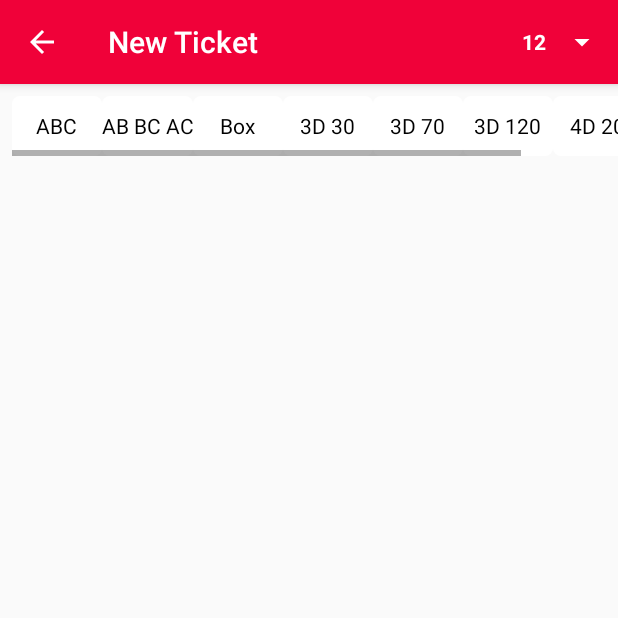
After one commit to ftipinfosol/Luckyboss, an Android app: the chatTypeNewTicketActivity screen opened directly, with no data from a screen before it, on a phone screen of 412 x 824 dp, the top half of it. The commit adds this screen. Run offline under Robolectric (Android 15) with nearby library versions, the phone set to English and light mode, and no system bars.

Commit message:
new design from customer

```diff
--- a/app/src/main/AndroidManifest.xml
+++ b/app/src/main/AndroidManifest.xml
@@ -45,6 +45,10 @@
             android:label="@string/title_activity_new_ticket"
             android:theme="@style/AppTheme.NoActionBar" />
         <activity
+            android:name=".chatTypeNewTicketActivity"
+            android:label="@string/title_activity_new_ticket"
+            android:theme="@style/AppTheme.NoActionBar" />
+        <activity
             android:name=".ticketsActivity"
             android:label="@string/title_activity_tickets"
             android:theme="@style/AppTheme.NoActionBar" />
--- /dev/null
+++ b/app/src/main/java/com/ftipinfosol/luckyboss/chatTypeNewTicketActivity.java
@@ -0,0 +1,63 @@
+package com.ftipinfosol.luckyboss;
+
+import android.os.Bundle;
+import android.support.v4.view.MenuItemCompat;
+import android.support.v7.app.AppCompatActivity;
+import android.support.v7.widget.Toolbar;
+import android.view.Menu;
+import android.view.MenuItem;
+import android.view.View;
+import android.widget.AdapterView;
+import android.widget.ArrayAdapter;
+import android.widget.Spinner;
+import android.widget.Toast;
+
+import java.util.Objects;
+
+public class chatTypeNewTicketActivity extends AppCompatActivity {
+
+    Spinner mySpinner;
+
+    @Override
+    protected void onCreate(Bundle savedInstance) {
+        super.onCreate(savedInstance);
+        setContentView(R.layout.chat_type_new_ticket);
+
+
+
+
+        Toolbar toolbar = findViewById(R.id.toolbar);
+        toolbar.setTitle("New Ticket");
+        setSupportActionBar(toolbar);
+
+        mySpinner = (Spinner) findViewById(R.id.spinner);
+
+        ArrayAdapter<String> myAdapter = new ArrayAdapter<String>(getApplicationContext(),
+                R.layout.spinner_item, getResources().getStringArray(R.array.timeslot));
+        myAdapter.setDropDownViewResource(android.R.layout.simple_spinner_dropdown_item);
+        mySpinner.setAdapter(myAdapter);
+
+        //Back icon <-
+        Objects.requireNonNull(getSupportActionBar()).setDisplayHomeAsUpEnabled(true);
+        getSupportActionBar().setDisplayShowHomeEnabled(true);
+
+        mySpinner.setOnItemSelectedListener(new AdapterView.OnItemSelectedListener() {
+            @Override
+            public void onItemSelected(AdapterView<?> adapterView, View view, int i, long l) {
+                Toast.makeText(getApplicationContext(),
+                        mySpinner.getSelectedItem().toString(),
+                        Toast.LENGTH_SHORT)
+                        .show();
+            }
+
+            @Override
+            public void onNothingSelected(AdapterView<?> adapterView) {
+
+            }
+        });
+
+
+    }
+
+
+}
--- a/app/src/main/java/com/ftipinfosol/luckyboss/homeActivity.java
+++ b/app/src/main/java/com/ftipinfosol/luckyboss/homeActivity.java
@@ -46,6 +46,13 @@ public class homeActivity extends AppCompatActivity {
         } catch (Exception e) {
             Log.e("homescreen", e.getMessage());
         }
+
+        try{
+            startActivity(new Intent(getApplicationContext(), chatTypeNewTicketActivity.class));
+        }
+        catch (Exception e){
+            Log.e("newticket",e.getMessage());
+        }
     }
 
     public void logout(View view) {
@@ -92,7 +99,7 @@ public class homeActivity extends AppCompatActivity {
     public void new_ticket(View view) {
         try {
 
-            startActivity(new Intent(getApplicationContext(), newTicketActivity.class));
+            startActivity(new Intent(getApplicationContext(), chatTypeNewTicketActivity.class));
         }
         catch (Exception e){
             Log.e("newticket",e.getMessage());
--- /dev/null
+++ b/app/src/main/res/layout/chat_type_new_ticket.xml
@@ -0,0 +1,34 @@
+<?xml version="1.0" encoding="utf-8"?>
+<android.support.design.widget.CoordinatorLayout xmlns:android="http://schemas.android.com/apk/res/android"
+    xmlns:app="http://schemas.android.com/apk/res-auto"
+    xmlns:tools="http://schemas.android.com/tools"
+    android:layout_width="match_parent"
+    android:layout_height="match_parent"
+    tools:context=".chatTypeNewTicketActivity">
+
+    <android.support.design.widget.AppBarLayout
+        android:layout_width="match_parent"
+        android:layout_height="wrap_content"
+        android:theme="@style/AppTheme.AppBarOverlay">
+
+        <android.support.v7.widget.Toolbar
+            android:id="@+id/toolbar"
+            android:layout_width="match_parent"
+            android:layout_height="?attr/actionBarSize"
+            android:background="?attr/colorPrimary"
+            app:popupTheme="@style/AppTheme.PopupOverlay" >
+
+        <Spinner
+            android:id="@+id/spinner"
+            android:layout_width="wrap_content"
+            android:layout_height="wrap_content"
+            android:layout_gravity="end"
+            app:popupTheme="@style/ThemeOverlay.AppCompat.Light" />
+
+    </android.support.v7.widget.Toolbar>
+
+    </android.support.design.widget.AppBarLayout>
+
+    <include layout="@layout/chat_type_new_ticket_content" />
+
+</android.support.design.widget.CoordinatorLayout>
--- /dev/null
+++ b/app/src/main/res/layout/chat_type_new_ticket_content.xml
@@ -0,0 +1,105 @@
+<?xml version="1.0" encoding="utf-8"?>
+<android.widget.LinearLayout xmlns:android="http://schemas.android.com/apk/res/android"
+    xmlns:app="http://schemas.android.com/apk/res-auto"
+    xmlns:tools="http://schemas.android.com/tools"
+    android:layout_width="match_parent"
+    android:layout_height="match_parent"
+    app:layout_behavior="@string/appbar_scrolling_view_behavior"
+    tools:context=".chatTypeNewTicketActivity"
+    tools:showIn="@layout/chat_type_new_ticket"
+    android:orientation="vertical">
+
+    <HorizontalScrollView
+        android:layout_width="match_parent"
+        android:layout_height="wrap_content"
+        android:layout_marginTop="@dimen/fab_margin2"
+        android:layout_marginLeft="@dimen/fab_margin2">
+        <RadioGroup
+            android:id="@+id/radioGroupTicket"
+            android:layout_width="match_parent"
+            android:layout_height="wrap_content"
+            android:orientation="horizontal"
+            android:layout_centerHorizontal="true"
+            android:layout_centerVertical="true"
+
+            >
+
+            <RadioButton
+                android:id="@+id/radioABC"
+                android:layout_width="wrap_content"
+                android:layout_height="wrap_content"
+                android:background="@drawable/radio_button_background"
+                android:text="@string/abc"
+                android:button="@android:color/transparent"
+                android:textAlignment="center"/>
+
+            <RadioButton
+                android:id="@+id/radioABBCAC"
+                android:layout_width="wrap_content"
+                android:layout_height="wrap_content"
+                android:background="@drawable/radio_button_background"
+                android:text="@string/abbcca"
+                android:button="@android:color/transparent"
+                android:textAlignment="center"/>
+
+            <RadioButton
+                android:id="@+id/radioBox"
+                android:layout_width="wrap_content"
+                android:layout_height="wrap_content"
+                android:background="@drawable/radio_button_background"
+                android:text="@string/box"
+                android:button="@android:color/transparent"
+                android:textAlignment="center"/>
+
+            <RadioButton
+                android:id="@+id/radio3D30"
+                android:layout_width="wrap_content"
+                android:layout_height="wrap_content"
+                android:background="@drawable/radio_button_background"
+                android:text="@string/threed30"
+                android:button="@android:color/transparent"
+                android:textAlignment="center"/>
+
+            <RadioButton
+                android:id="@+id/radio3D70"
+                android:layout_width="wrap_content"
+                android:layout_height="wrap_content"
+                android:background="@drawable/radio_button_background"
+                android:text="@string/threed70"
+                android:button="@android:color/transparent"
+                android:textAlignment="center"/>
+
+            <RadioButton
+                android:id="@+id/radio3D120"
+                android:layout_width="wrap_content"
+                android:layout_height="wrap_content"
+                android:background="@drawable/radio_button_background"
+                android:text="@string/threed120"
+                android:button="@android:color/transparent"
+                android:textAlignment="center"/>
+
+            <RadioButton
+                android:id="@+id/radio4D20"
+                android:layout_width="wrap_content"
+                android:layout_height="wrap_content"
+                android:background="@drawable/radio_button_background"
+                android:text="@string/fourd20"
+                android:button="@android:color/transparent"
+                android:textAlignment="center"/>
+
+            <RadioButton
+                android:id="@+id/radio4D100"
+                android:layout_width="wrap_content"
+                android:layout_height="wrap_content"
+                android:background="@drawable/radio_button_background"
+                android:text="@string/fourd100"
+                android:button="@android:color/transparent"
+                android:textAlignment="center"/>
+
+        </RadioGroup>
+    </HorizontalScrollView>
+
+
+
+
+</android.widget.LinearLayout>
--- /dev/null
+++ b/app/src/main/res/layout/spinner_item.xml
@@ -0,0 +1,8 @@
+<?xml version="1.0" encoding="utf-8"?>
+<TextView xmlns:android="http://schemas.android.com/apk/res/android"
+    android:layout_width="match_parent"
+    android:layout_height="match_parent"
+    android:textStyle="bold"
+    android:textSize="14dp"
+    android:textColor="@android:color/white">
+</TextView>
--- a/app/src/main/res/values/strings.xml
+++ b/app/src/main/res/values/strings.xml
@@ -31,7 +31,7 @@
     <string name="pair">Pair</string>
     <string name="threeD">3D</string>
     <string name="fourD">4D</string>
-    <string name="box">Box</string>
+
     <string name="rate">Rate</string>
     <string name="ticket_number">Number</string>
     <string name="quantity">Quantity</string>
@@ -45,4 +45,18 @@
     <string name="balance">Balance</string>
     <string name="excess">Excess</string>
 
+    <string-array name="timeslot">
+        <item>12</item>
+        <item>3</item>
+        <item>7</item>
+    </string-array>
+    <string name="abc">ABC</string>
+    <string name="box">Box</string>
+    <string name="abbcca">AB BC AC</string>
+    <string name="threed30">3D 30</string>
+    <string name="threed70">3D 70</string>
+    <string name="threed120">3D 120</string>
+    <string name="fourd20">4D 20</string>
+    <string name="fourd100">4D 100</string>
+
 </resources>
```
